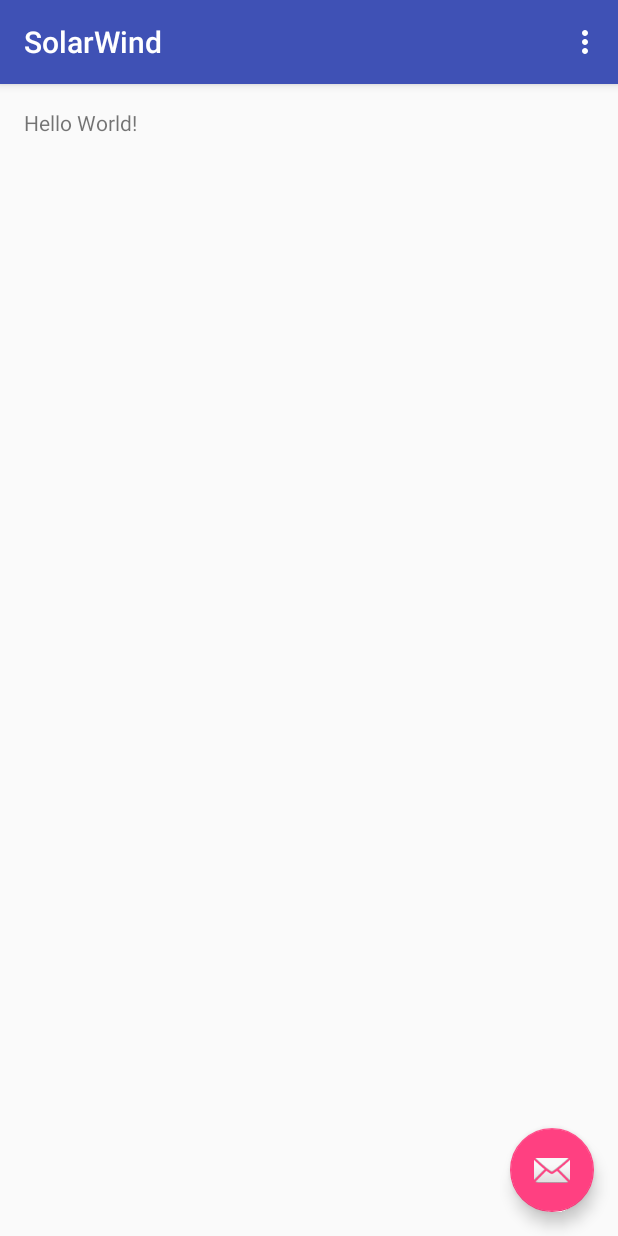
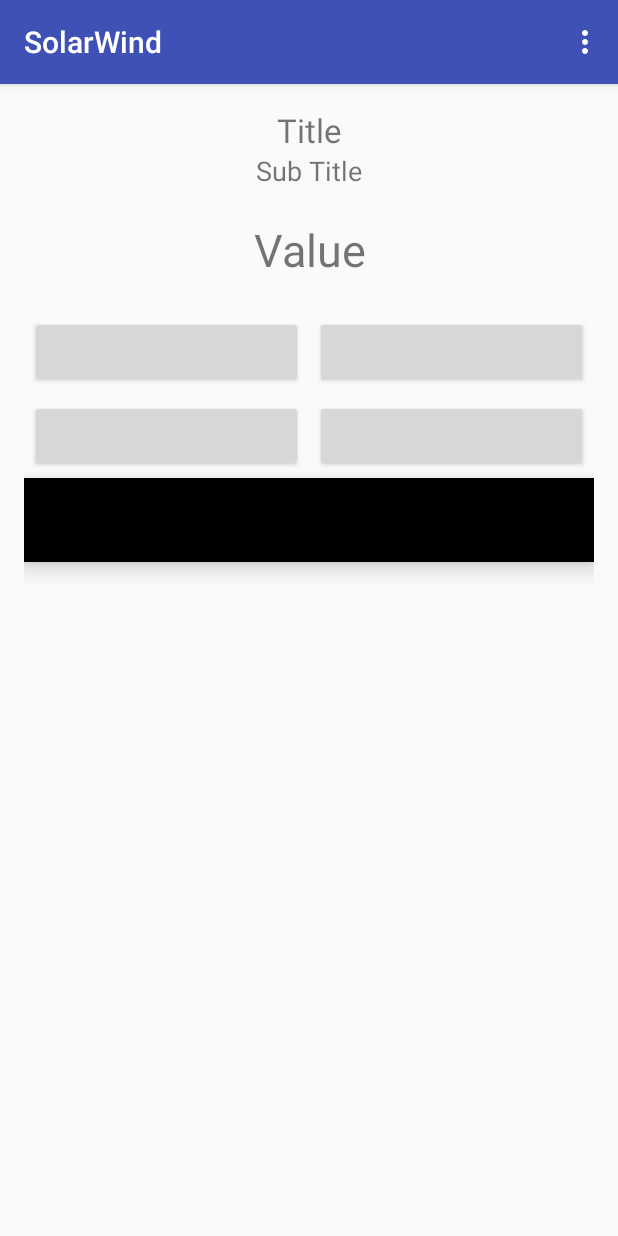
Before and after one commit to aleem007/solar-wind-reading-android, an Android app: the screen it shows after launch (MainActivity), on a phone screen of 412 x 824 dp. Run offline under Robolectric (Android 15) with nearby library versions, the phone set to English and light mode, and no system bars.

Commit message:
adding layouts.

```diff
--- a/app/build.gradle
+++ b/app/build.gradle
@@ -1,16 +1,17 @@
 apply plugin: 'com.android.application'
 
 android {
-  compileSdkVersion 24
+  compileSdkVersion 25
   buildToolsVersion "24.0.2"
   defaultConfig {
     applicationId "com.emwios.solarwind"
     minSdkVersion 19
-    targetSdkVersion 24
+    targetSdkVersion 25
     versionCode 1
     versionName "1.0"
     testInstrumentationRunner "android.support.test.runner.AndroidJUnitRunner"
   }
+
   buildTypes {
     release {
       minifyEnabled false
@@ -24,7 +25,7 @@ dependencies {
   androidTestCompile('com.android.support.test.espresso:espresso-core:2.2.2', {
     exclude group: 'com.android.support', module: 'support-annotations'
   })
-  compile 'com.android.support:appcompat-v7:24.2.1'
-  compile 'com.android.support:design:24.2.1'
+  compile 'com.android.support:appcompat-v7:25.1.0'
+  compile 'com.android.support:design:25.1.0'
   testCompile 'junit:junit:4.12'
 }
--- a/app/src/main/AndroidManifest.xml
+++ b/app/src/main/AndroidManifest.xml
@@ -2,6 +2,7 @@
 <manifest xmlns:android="http://schemas.android.com/apk/res/android"
     package="com.emwios.solarwind">
 
+  <uses-permission android:name="android.permission.INTERNET"/>
   <application
       android:allowBackup="true"
       android:icon="@mipmap/ic_launcher"
--- a/app/src/main/java/com/emwios/solarwind/MainActivity.java
+++ b/app/src/main/java/com/emwios/solarwind/MainActivity.java
@@ -1,11 +1,8 @@
 package com.emwios.solarwind;
 
 import android.os.Bundle;
-import android.support.design.widget.FloatingActionButton;
-import android.support.design.widget.Snackbar;
 import android.support.v7.app.AppCompatActivity;
 import android.support.v7.widget.Toolbar;
-import android.view.View;
 import android.view.Menu;
 import android.view.MenuItem;
 
@@ -16,15 +13,6 @@ public class MainActivity extends AppCompatActivity {
     setContentView(R.layout.activity_main);
     Toolbar toolbar = (Toolbar) findViewById(R.id.toolbar);
     setSupportActionBar(toolbar);
-
-    FloatingActionButton fab = (FloatingActionButton) findViewById(R.id.fab);
-    fab.setOnClickListener(new View.OnClickListener() {
-      @Override public void onClick(View view) {
-        Snackbar.make(view, "Replace with your own action", Snackbar.LENGTH_LONG)
-            .setAction("Action", null)
-            .show();
-      }
-    });
   }
 
   @Override public boolean onCreateOptionsMenu(Menu menu) {
@@ -46,4 +34,13 @@ public class MainActivity extends AppCompatActivity {
 
     return super.onOptionsItemSelected(item);
   }
+
+/*  mBottomNav.setOnNavigationItemSelectedListener(new BottomNavigationView.OnNavigationItemSelectedListener(){
+    @Override public boolean onNavigationItemSelected (@NonNull MenuItem item){
+    // handle desired action here
+    // One possibility of action is to replace the contents above the nav bar
+    // return true if you want the item to be displayed as the selected item
+    return true;
+  }
+  }*/
 }
--- a/app/src/main/res/layout/activity_main.xml
+++ b/app/src/main/res/layout/activity_main.xml
@@ -20,6 +20,7 @@
         android:layout_width="match_parent"
         android:layout_height="?attr/actionBarSize"
         android:background="?attr/colorPrimary"
+        app:title="@string/app_name"
         app:popupTheme="@style/AppTheme.PopupOverlay"
         />
 
@@ -27,13 +28,4 @@
 
   <include layout="@layout/content_main"/>
 
-  <android.support.design.widget.FloatingActionButton
-      android:id="@+id/fab"
-      android:layout_width="wrap_content"
-      android:layout_height="wrap_content"
-      android:layout_gravity="bottom|end"
-      android:layout_margin="@dimen/fab_margin"
-      app:srcCompat="@android:drawable/ic_dialog_email"
-      />
-
 </android.support.design.widget.CoordinatorLayout>
--- a/app/src/main/res/layout/content_main.xml
+++ b/app/src/main/res/layout/content_main.xml
@@ -3,6 +3,7 @@
     xmlns:android="http://schemas.android.com/apk/res/android"
     xmlns:app="http://schemas.android.com/apk/res-auto"
     xmlns:tools="http://schemas.android.com/tools"
+    xmlns:design="http://schema.android.com/apk/res/android.support.design"
     android:id="@+id/content_main"
     android:layout_width="match_parent"
     android:layout_height="match_parent"
@@ -14,10 +15,78 @@
     tools:context="com.emwios.solarwind.MainActivity"
     tools:showIn="@layout/activity_main"
     >
+  <LinearLayout
+      android:layout_width="match_parent"
+      android:layout_height="match_parent"
+      android:orientation="vertical"
+      >
+    <TextView
+        android:id="@+id/unit_title"
+        android:layout_width="match_parent"
+        android:layout_height="wrap_content"
+        android:text="Title"
+        android:gravity="center"
+        android:textSize="22sp"
+        />
+    <TextView
+        android:id="@+id/unit_sub_title"
+        android:layout_width="match_parent"
+        android:layout_height="wrap_content"
+        android:text="Sub Title"
+        android:gravity="center"
+        android:textSize="18sp"
+        />
+    <TextView
+        android:id="@+id/unit_value"
+        android:layout_width="match_parent"
+        android:layout_height="wrap_content"
+        android:text="Value"
+        android:layout_marginTop="20dp"
+        android:layout_marginBottom="20dp"
+        android:gravity="center"
+        android:textSize="30sp"
+        />
+<LinearLayout
+    android:layout_width="match_parent"
+    android:layout_height="wrap_content"
+    >
+  <Button
+      android:layout_weight="1"
+      android:layout_width="match_parent"
+      android:layout_height="wrap_content"
+      android:layout_margin="4dp"
+      />
+  <Button
+      android:layout_weight="1"
+      android:layout_width="match_parent"
+      android:layout_height="wrap_content"
+      android:layout_margin="4dp"
+      />
+</LinearLayout>
+    <LinearLayout
+        android:layout_width="match_parent"
+        android:layout_height="wrap_content"
+        >
+      <Button
+          android:layout_weight="1"
+          android:layout_width="match_parent"
+          android:layout_height="wrap_content"
+          android:layout_margin="4dp"
+          />
+      <Button
+          android:layout_weight="1"
+          android:layout_width="match_parent"
+          android:layout_height="wrap_content"
+          android:layout_margin="4dp"
+          />
+    </LinearLayout>
 
-  <TextView
-      android:layout_width="wrap_content"
-      android:layout_height="wrap_content"
-      android:text="Hello World!"
-      />
+    <android.support.design.widget.BottomNavigationView
+        android:id="@+id/navigation"
+        android:layout_width="match_parent"
+        android:layout_height="wrap_content"
+        android:layout_gravity="start"
+        design:menu="@menu/bottom_nav_items"
+        />
+  </LinearLayout>
 </RelativeLayout>
--- /dev/null
+++ b/app/src/main/res/menu/bottom_nav_items.xml
@@ -0,0 +1,14 @@
+<menu xmlns:android="http://schemas.android.com/apk/res/android">
+  <item
+      android:id="@+id/action_search"
+      android:title="Help"
+      />
+  <item
+      android:id="@+id/action_settings"
+      android:title="Home"
+      />
+  <item
+      android:id="@+id/action_navigation"
+      android:title="About"
+      />
+</menu>
```
